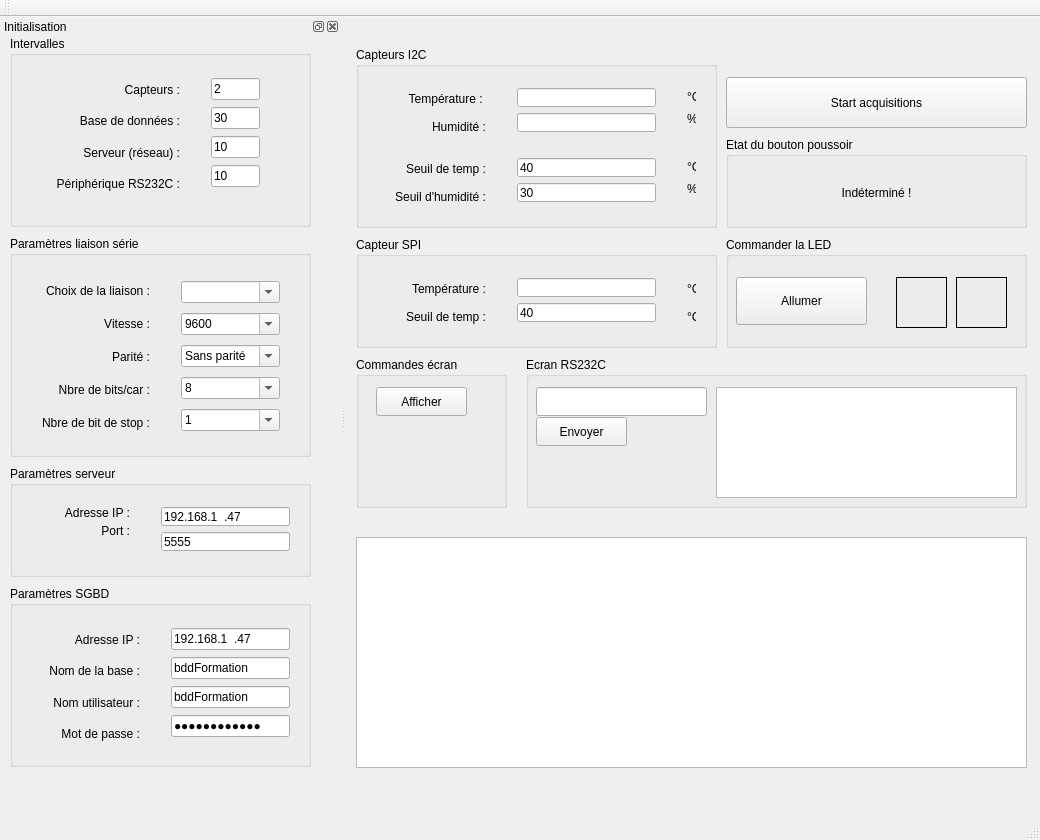
This is cihmappformqtcpp.ui in PhASnBenoit/appFormQtCpp as Qt 5 draws it before an edit. The edited form follows.
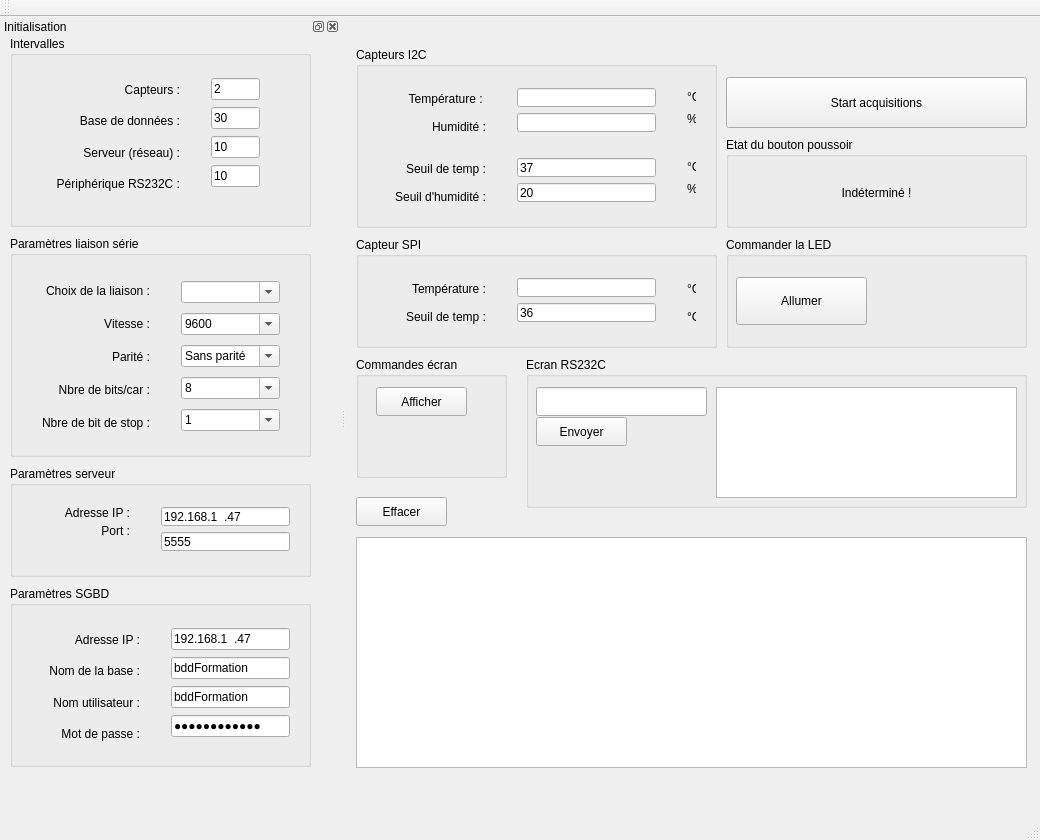
This is the edited form. Icons and pictures are not drawn.

```diff
--- a/cihmappformqtcpp.ui
+++ b/cihmappformqtcpp.ui
@@ -71,14 +71,14 @@
       <item>
        <widget class="QLineEdit" name="leSeuilTempI2c">
         <property name="text">
-         <string>40</string>
+         <string>37</string>
         </property>
        </widget>
       </item>
       <item>
        <widget class="QLineEdit" name="leSeuilHumI2c">
         <property name="text">
-         <string>30</string>
+         <string>20</string>
         </property>
        </widget>
       </item>
@@ -242,15 +242,12 @@
     <widget class="QLabel" name="laNoir">
      <property name="geometry">
       <rect>
-       <x>170</x>
+       <x>230</x>
        <y>40</y>
        <width>51</width>
        <height>51</height>
       </rect>
      </property>
-     <property name="frameShape">
-      <enum>QFrame::Box</enum>
-     </property>
      <property name="text">
       <string/>
      </property>
@@ -270,9 +267,6 @@
        <height>51</height>
       </rect>
      </property>
-     <property name="frameShape">
-      <enum>QFrame::Box</enum>
-     </property>
      <property name="text">
       <string/>
      </property>
@@ -332,7 +326,7 @@
       <item>
        <widget class="QLineEdit" name="leSeuilTempSpi">
         <property name="text">
-         <string>40</string>
+         <string>36</string>
         </property>
        </widget>
       </item>
@@ -458,7 +452,7 @@
       <x>10</x>
       <y>340</y>
       <width>151</width>
-      <height>151</height>
+      <height>121</height>
      </rect>
     </property>
     <property name="title">
@@ -524,6 +518,19 @@
      </property>
     </widget>
    </widget>
+   <widget class="QPushButton" name="pbEffacer">
+    <property name="geometry">
+     <rect>
+      <x>10</x>
+      <y>480</y>
+      <width>91</width>
+      <height>29</height>
+     </rect>
+    </property>
+    <property name="text">
+     <string>Effacer</string>
+    </property>
+   </widget>
   </widget>
   <widget class="QMenuBar" name="menuBar">
    <property name="geometry">
```
Left out of the diff: 25 changed lines with no effect on the pictures.
